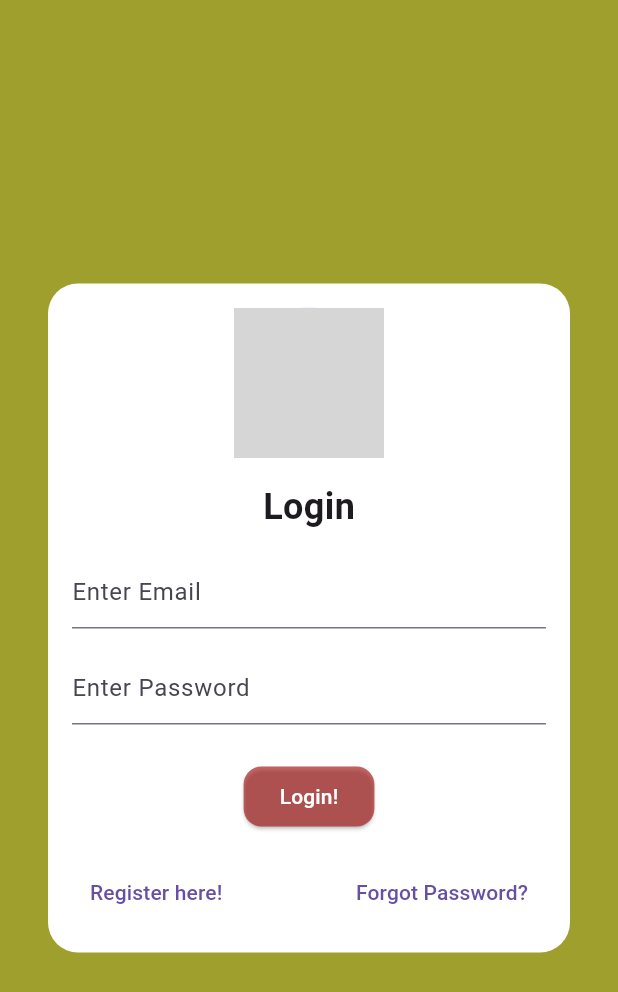
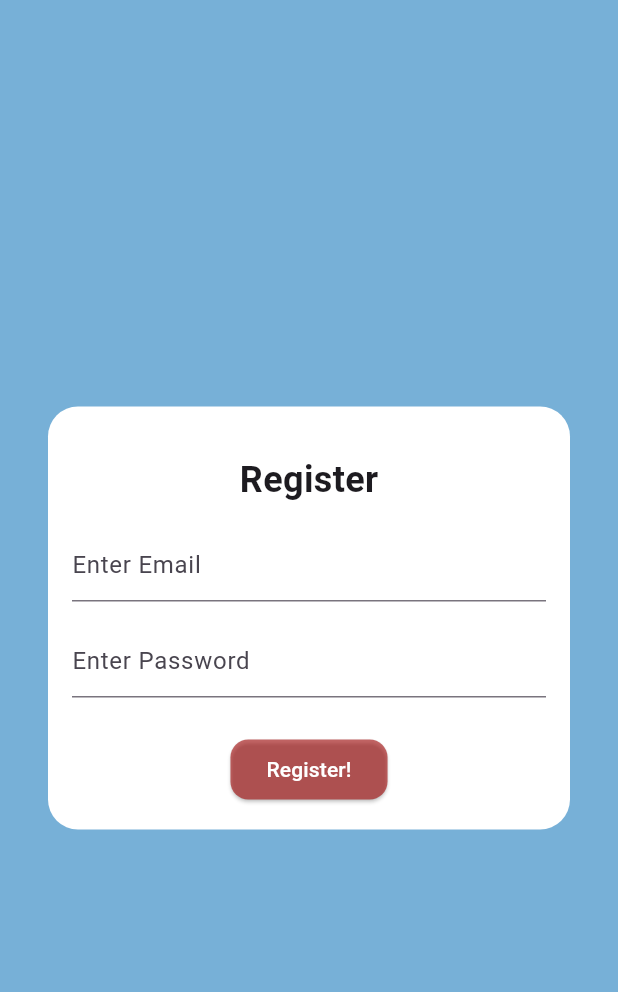
Before and after one commit to Walt-20/flutter-projects, a Flutter app: the screen it shows after launch, after a tap on "Register here!", on a phone screen of 412 x 824 dp. Shown: the top 992 px of the screen. Run offline on Flutter 3.47's test engine with Material 3 defaults, Android fonts, the phone set to English and light mode, and no system bars; our stand-ins replace firebase_auth, firebase_core, flutter_dotenv, shared_preferences; missing offline and left inert: flutter_custom_tabs; accounts and stored records are empty; generated files the repository leaves out were written again; network calls fail; grey boxes are pictures that could not be loaded.

Commit message:
created register screen

```diff
--- a/chatbat/lib/login.dart
+++ b/chatbat/lib/login.dart
@@ -1,6 +1,6 @@
 import 'package:flutter/material.dart';
 import 'package:firebase_auth/firebase_auth.dart';
-// import 'register.dart';
+import 'register.dart';
 // import 'chat_screen.dart';
 
 class LoginScreen extends StatefulWidget {
@@ -45,20 +45,10 @@ class _LoginScreenState extends State<LoginScreen> {
     }
   }
 
-  Color blendColors(Color color1, Color color2) {
-    int redPart = ((color1.red + color2.red)/2).round();
-    int greenPart = ((color1.green + color2.green)/2).round();
-    int bluePart = ((color1.blue + color2.blue)/2).round();
-    return Color.fromARGB(redPart, greenPart, bluePart, 1);
-  }
-
   @override
   Widget build(BuildContext context) {
     return Scaffold(
-      backgroundColor: blendColors(
-          const Color(0xFFFFFFFF),
-          const Color(0xFFA61717).withOpacity(0.65),
-      ),
+      backgroundColor: const Color(0xFF2E86C1).withOpacity(0.65),
       body: SafeArea(
         child: Column(
           mainAxisAlignment: MainAxisAlignment.center,
@@ -112,15 +102,10 @@ class _LoginScreenState extends State<LoginScreen> {
                     children: [
                       TextButton(
                           onPressed: () {
-                            /*
-                            handle registering TODO
-
                             Navigator.push(
                               context,
                               MaterialPageRoute(builder: (context) => RegisterScreen())
                             );
-
-                             */
                           },
                           child: const Text("Register here!")
                       ),
--- /dev/null
+++ b/chatbat/lib/register.dart
@@ -0,0 +1,116 @@
+import 'package:chatbat/login.dart';
+import 'package:flutter/material.dart';
+import 'package:firebase_auth/firebase_auth.dart';
+
+class RegisterScreen extends StatefulWidget {
+  const RegisterScreen({super.key});
+
+  @override
+  _RegisterScreenState createState() => _RegisterScreenState();
+}
+
+class _RegisterScreenState extends State<RegisterScreen> {
+  final _auth = FirebaseAuth.instance;
+  final _emailController = TextEditingController();
+  final _passwordController = TextEditingController();
+
+  void _register() async {
+    try {
+      final newUser = await _auth.createUserWithEmailAndPassword(
+          email: _emailController.text,
+          password: _passwordController.text,
+      );
+      if (newUser != null) {
+        ScaffoldMessenger.of(context).showSnackBar(
+            const SnackBar(content: Text("Successfully Register"))
+        );
+        /*
+        TODO add navigator
+
+        Navigator.pushReplacement(
+          context,
+          MaterialPageRoute(
+            builder: (context) => chatScreen()
+          ),
+        );
+
+         */
+      }
+    } catch (e) {
+      ScaffoldMessenger.of(context).showSnackBar(
+        const SnackBar(content: Text('You already have an account')
+        )
+      );
+      /*
+      TODO add navigator
+
+      Navigator.pushReplacement(
+        context,
+        MaterialPageRoute(
+            builder: (context) => LoginScreen()
+        )
+      );
+
+       */
+    }
+  }
+
+  @override
+  Widget build(BuildContext context) {
+    return Scaffold(
+        backgroundColor: const Color(0xFF2E86C1).withOpacity(0.65),
+        body: SafeArea(
+          child: Column(
+            mainAxisAlignment: MainAxisAlignment.center,
+            children: [
+              Container(
+                  padding: const EdgeInsets.all(16.0),
+                  decoration: BoxDecoration(
+                    color: Colors.white,
+                    borderRadius: BorderRadius.circular(20.0),
+                  ),
+                  margin: const EdgeInsets.symmetric(horizontal: 32.0),
+                  child: Column(
+                    children: [
+                      const SizedBox(
+                      height: 16.0,
+                      ),
+                      const Text(
+                        'Register',
+                        style: TextStyle(
+                            fontSize: 24.0,
+                            fontWeight: FontWeight.bold,
+                        ),
+                      ),
+                      const SizedBox(height: 16.0),
+                      TextField(
+                        controller: _emailController,
+                        decoration: InputDecoration(hintText: 'Enter Email'),
+                      ),
+                      const SizedBox(height: 16.0),
+                      TextField(
+                        controller: _passwordController,
+                        obscureText: true,
+                        decoration: InputDecoration(hintText: 'Enter Password'),
+                      ),
+                      const SizedBox(height: 24.0),
+                      ElevatedButton(
+                          onPressed: _register,
+                          style: ElevatedButton.styleFrom(
+                            foregroundColor: Colors.white,
+                            backgroundColor: const Color(0xFFA61717).withOpacity(0.65),
+                            shape: RoundedRectangleBorder(
+                              borderRadius: BorderRadius.circular(12)
+                            )
+                          ),
+                          child: const Text('Register!'),
+                      )
+                    ]
+                  ),
+              )
+            ]
+          ),
+        ),
+    );
+  }
+}
```
Also changed, not shown: 1 other file.
